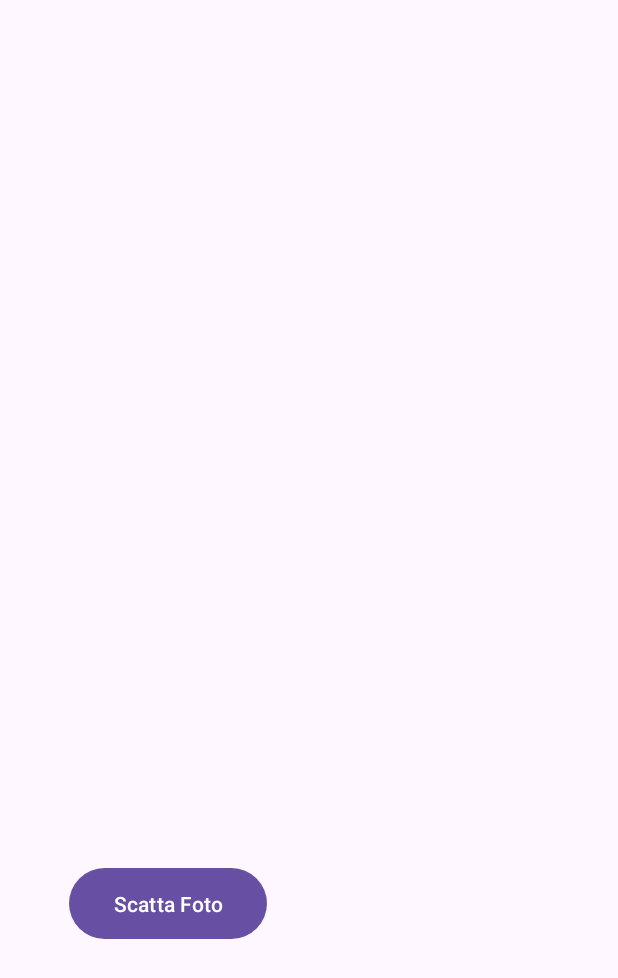
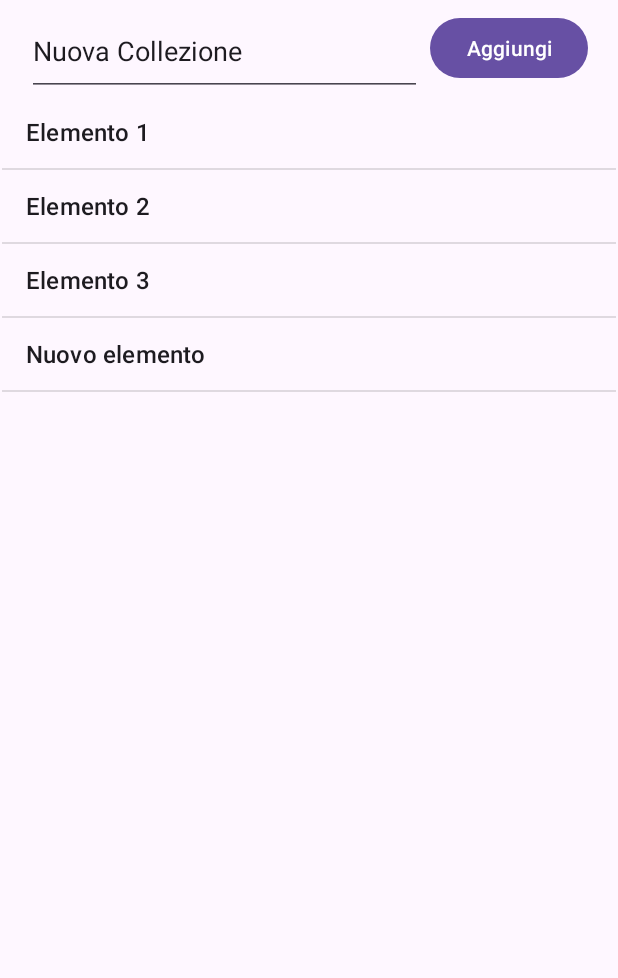
Before and after one commit to HellsMike/cas, an Android app: the screen it shows after launch (MainActivity before the commit, CollectionActivity after it), after a tap on "Scatta Foto", on a phone screen of 412 x 824 dp. Shown: the top 978 px of the screen. Run offline under Robolectric (Android 15) with nearby library versions, the phone set to English and light mode, and no system bars; libraries missing offline, so code that uses them is left out: fuel.post; 2 statements that could not run were skipped.

Commit message:
Aggiutna acivity per le collezioni

```diff
--- a/cas_mobile/app/build.gradle.kts
+++ b/cas_mobile/app/build.gradle.kts
@@ -36,12 +36,13 @@ android {
 }
 
 dependencies {
-    implementation("androidx.core:core-ktx:1.9.0")
+    implementation("androidx.core:core-ktx:1.10.1")
     implementation("androidx.appcompat:appcompat:1.6.1")
     implementation("com.google.android.material:material:1.9.0")
     implementation("androidx.constraintlayout:constraintlayout:2.1.4")
     implementation("com.google.android.gms:play-services-location:21.0.1")
     implementation("com.github.kittinunf.fuel:fuel:3.0.0-alpha1")
+    implementation("com.google.code.gson:gson:2.8.9")
     testImplementation("junit:junit:4.13.2")
     androidTestImplementation("androidx.test.ext:junit:1.1.5")
     androidTestImplementation("androidx.test.espresso:espresso-core:3.5.1")
--- a/cas_mobile/app/src/main/AndroidManifest.xml
+++ b/cas_mobile/app/src/main/AndroidManifest.xml
@@ -26,6 +26,7 @@
                 <category android:name="android.intent.category.LAUNCHER" />
             </intent-filter>
         </activity>
+        <activity android:name=".CollectionActivity" />
     </application>
 
 </manifest>
--- /dev/null
+++ b/cas_mobile/app/src/main/java/com/example/cas/CollectionActivity.kt
@@ -0,0 +1,68 @@
+package com.example.cas
+
+import android.app.Activity
+import android.content.Intent
+import android.os.Bundle
+import android.widget.ArrayAdapter
+import android.widget.ListView
+import androidx.appcompat.app.AppCompatActivity
+import fuel.Fuel
+import fuel.post
+import kotlinx.coroutines.runBlocking
+import com.google.gson.Gson
+
+class CollectionActivity : AppCompatActivity() {
+    override fun onCreate(savedInstanceState: Bundle?) {
+        super.onCreate(savedInstanceState)
+        setContentView(R.layout.collection_activity)
+
+        val collections = findViewById<ListView>(R.id.collections)
+
+        // Recupero dalla Main Activity i valori di longitudine e latitudine
+        val longitudine = intent.getDoubleExtra("longitudine", 0.0)
+        val latitudine = intent.getDoubleExtra("latitudine", 0.0)
+
+        // Richiesta collezioni
+        val n = 2
+        // Formattazione dei dati in JSON
+        val JSONBody = "{\"longitudine\": $longitudine, \"latitudine\": $latitudine, \"n\": $n}"
+        val collectionList = getCollections(JSONBody)
+        print(collectionList)
+
+        // Creazione di un ArrayAdapter per la ListView
+        val items = mutableListOf("Elemento 1", "Elemento 2", "Elemento 3")
+        val adapter = ArrayAdapter(this, android.R.layout.simple_list_item_1, items)
+        collections.adapter = adapter
+
+        // Aggiunta di un nuovo elemento alla lista
+        items.add("Nuovo elemento")
+
+        // Notifica all'adapter che i dati sono cambiati
+        adapter.notifyDataSetChanged()
+
+        // Recupera l'id della collection selezionata e la passa alla Main Activity
+        collections.setOnItemClickListener { parent, view, position, id ->
+            val element = parent.getItemAtPosition(position) as String
+            val intent = Intent(this, MainActivity::class.java)
+            intent.putExtra("result", element)
+            setResult(Activity.RESULT_OK, intent)
+            finish()
+        }
+    }
+
+    private fun getCollections(jsonBody: String) : List<Collection> = runBlocking {
+        val header = mapOf("Content-Type" to "application/json")
+        val fuelResponse = Fuel.post("$backendEndpoint/getCollections", body = jsonBody,
+            headers = header)
+        if (fuelResponse.statusCode == 200) {
+            val gson = Gson()
+            val collectionList: List<Collection> = gson.fromJson(fuelResponse.body,
+                Array<Collection>::class.java).toList()
+            return@runBlocking collectionList
+        }
+        return@runBlocking emptyList()
+    }
+}
+
+data class Collection(val id: Int, val nome: String, val latitudine: Double,
+                      val longitudine: Double, val distanza: Double)
--- a/cas_mobile/app/src/main/java/com/example/cas/MainActivity.kt
+++ b/cas_mobile/app/src/main/java/com/example/cas/MainActivity.kt
@@ -1,7 +1,9 @@
 package com.example.cas
 
 import android.Manifest.permission.ACCESS_FINE_LOCATION
+import android.app.Activity
 import android.content.Context
+import android.content.Intent
 import android.content.pm.PackageManager
 import android.location.Location
 import android.location.LocationListener
@@ -9,34 +11,29 @@ import android.location.LocationManager
 import androidx.appcompat.app.AppCompatActivity
 import android.os.Bundle
 import android.widget.Button
+import androidx.activity.result.contract.ActivityResultContracts
 import androidx.core.app.ActivityCompat
 import androidx.core.content.ContextCompat
-import fuel.Fuel
-import fuel.post
-import kotlinx.coroutines.runBlocking
 
 // Indirizzo delle altre componenti
 const val backendEndpoint = "http://10.0.2.2:8000"
 
 class MainActivity : AppCompatActivity() {
+    private var longitude = 0.0
+    private var latitude = 0.0
 
-    var latitude = 0.0
-    var longitude = 0.0
+    // Registrazione del callback per gestire il risultato restituito dall'activity delle collection
+    private val resultLauncher = registerForActivityResult(
+        ActivityResultContracts.StartActivityForResult()) { result ->
+        if (result.resultCode == Activity.RESULT_OK) {
+            val resultValue = result.data?.getStringExtra("result")
+            // Recupero id della collection
+        }
+    }
 
     override fun onCreate(savedInstanceState: Bundle?) {
         super.onCreate(savedInstanceState)
         setContentView(R.layout.activity_main)
-
-        // Bottone per le foto
-        val picButton = findViewById<Button>(R.id.pic_btn)
-        picButton.setOnClickListener {
-            val n = 2
-            val dict = mapOf("latitudine" to latitude, "longitudine" to longitude, "n" to n)
-
-            // Formattazione dei dati in JSON
-            val jsonBody = "{\"latitudine\": $latitude, \"longitudine\": $longitude, \"n\": $n}"
-            getCollections(jsonBody)
-        }
 
         // Aggiornamento della posizione
         if (ContextCompat.checkSelfPermission(this, ACCESS_FINE_LOCATION) !=
@@ -56,14 +53,16 @@ class MainActivity : AppCompatActivity() {
             locationManager.requestLocationUpdates(LocationManager.GPS_PROVIDER, 5000,
                 10f, locationListener)
         }
-    }
 
-    private fun getCollections(jsonBody: String) = runBlocking {
-        val header = mapOf("Content-Type" to "application/json")
-        val fuelResponse = Fuel.post("$backendEndpoint/getCollections", body = jsonBody,
-            headers = header)
-        println(fuelResponse.statusCode)
-        println(fuelResponse.body)
+        // Bottone per le foto
+        val picButton = findViewById<Button>(R.id.pic_btn)
+        picButton.setOnClickListener {
+            // Creazione di una nuova activity per la visualizzazione delle collection
+            val intent = Intent(this, CollectionActivity::class.java)
+            intent.putExtra("longitudine", longitude)
+            intent.putExtra("latitudine", latitude)
+            resultLauncher.launch(intent)
+        }
     }
 
     private inner class GPSListener : LocationListener {
--- /dev/null
+++ b/cas_mobile/app/src/main/res/layout/collection_activity.xml
@@ -0,0 +1,53 @@
+<?xml version="1.0" encoding="utf-8"?>
+<androidx.constraintlayout.widget.ConstraintLayout xmlns:android="http://schemas.android.com/apk/res/android"
+    xmlns:app="http://schemas.android.com/apk/res-auto"
+    xmlns:tools="http://schemas.android.com/tools"
+    android:layout_width="match_parent"
+    android:layout_height="match_parent">
+
+    <ListView
+        android:id="@+id/collections"
+        android:layout_width="0dp"
+        android:layout_height="0dp"
+        android:layout_marginStart="1dp"
+        android:layout_marginEnd="1dp"
+        app:layout_constraintBottom_toBottomOf="parent"
+        app:layout_constraintEnd_toEndOf="parent"
+        app:layout_constraintHorizontal_bias="1.0"
+        app:layout_constraintStart_toStartOf="parent"
+        app:layout_constraintTop_toBottomOf="@+id/new_collection">
+
+    </ListView>
+
+    <EditText
+        android:id="@+id/new_collection"
+        android:layout_width="263dp"
+        android:layout_height="60dp"
+        android:layout_marginStart="18dp"
+        android:layout_marginEnd="112dp"
+        android:autofillHints=""
+        android:ems="10"
+        android:inputType="text"
+        android:text="@string/nuova_collezione"
+        app:layout_constraintBottom_toBottomOf="parent"
+        app:layout_constraintEnd_toEndOf="parent"
+        app:layout_constraintHorizontal_bias="0.0"
+        app:layout_constraintStart_toStartOf="parent"
+        app:layout_constraintTop_toTopOf="parent"
+        app:layout_constraintVertical_bias="0.005"
+        tools:ignore="LabelFor" />
+
+    <Button
+        android:id="@+id/add_button"
+        android:layout_width="wrap_content"
+        android:layout_height="wrap_content"
+        android:layout_marginStart="5dp"
+        android:layout_marginEnd="10dp"
+        android:text="@string/aggiungi"
+        app:layout_constraintBottom_toTopOf="@+id/collections"
+        app:layout_constraintEnd_toEndOf="parent"
+        app:layout_constraintHorizontal_bias="0.0"
+        app:layout_constraintStart_toEndOf="@+id/new_collection"
+        app:layout_constraintTop_toTopOf="parent" />
+
+</androidx.constraintlayout.widget.ConstraintLayout>
--- a/cas_mobile/app/src/main/res/values/strings.xml
+++ b/cas_mobile/app/src/main/res/values/strings.xml
@@ -1,4 +1,6 @@
 <resources>
     <string name="app_name">Cas</string>
     <string name="scatta_foto">Scatta Foto</string>
+    <string name="nuova_collezione">Nuova Collezione</string>
+    <string name="aggiungi">Aggiungi</string>
 </resources>
--- a/cas_mobile/build.gradle.kts
+++ b/cas_mobile/build.gradle.kts
@@ -1,5 +1,5 @@
 // Top-level build file where you can add configuration options common to all sub-projects/modules.
 plugins {
-    id("com.android.application") version "8.1.0" apply false
+    id("com.android.application") version "8.1.1" apply false
     id("org.jetbrains.kotlin.android") version "1.8.0" apply false
 }
```
Also changed, not shown: 2 other files.
